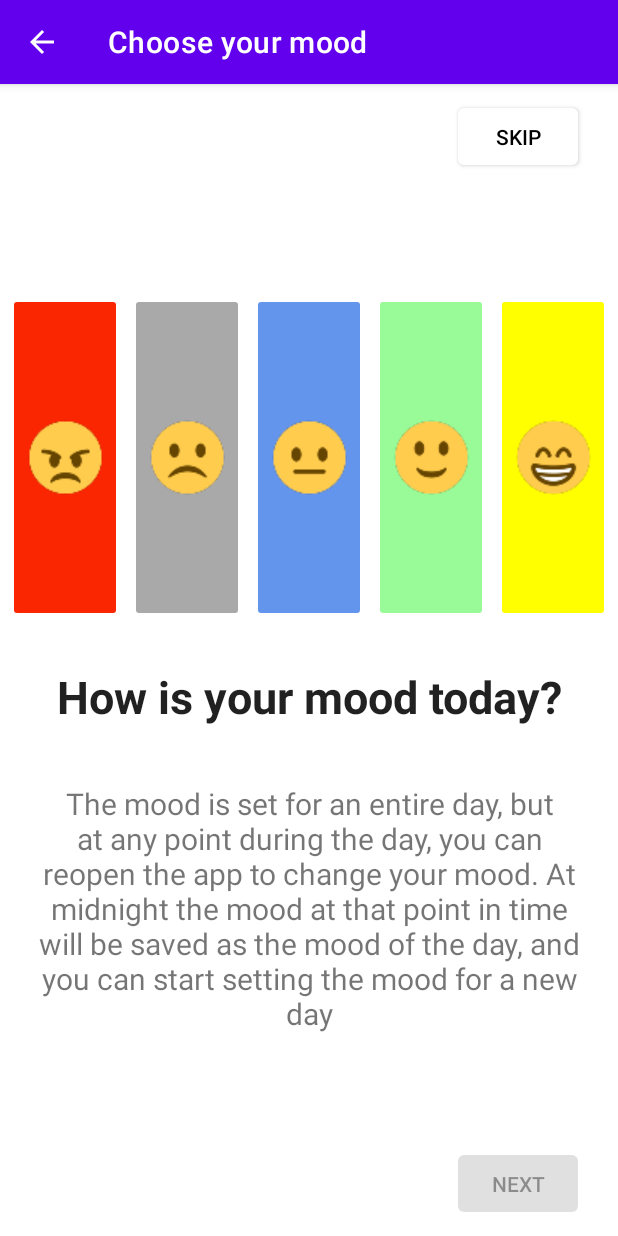
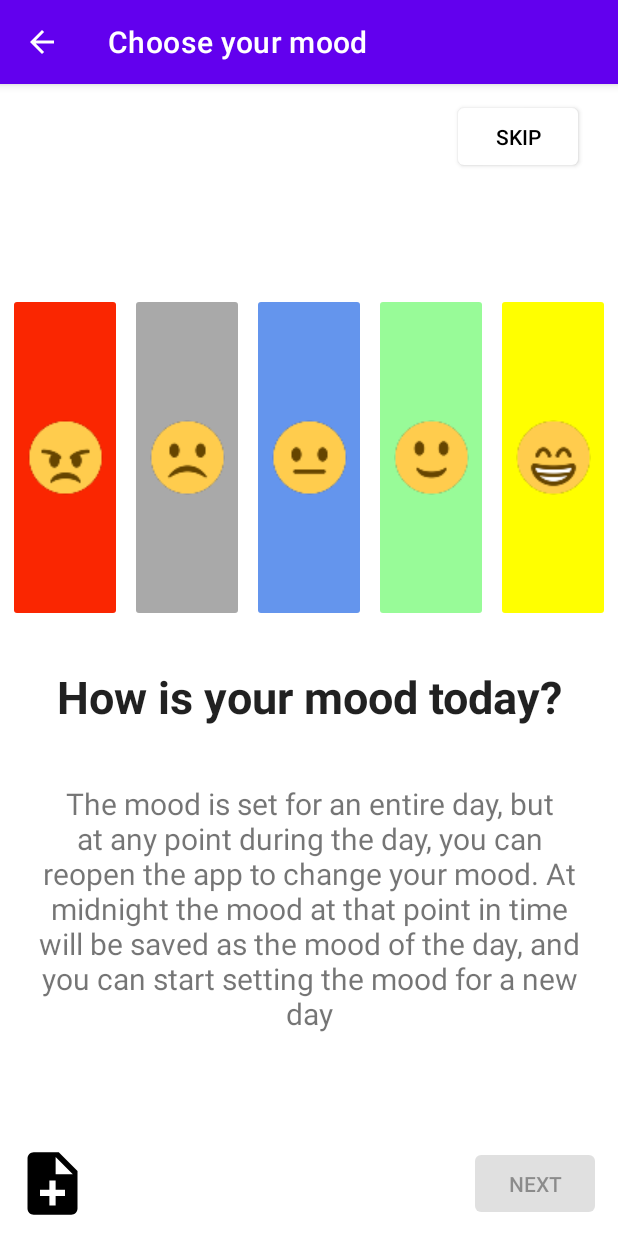
Before and after one commit to Sushil-Kumar1999/MoodTracker, an Android app: the CreateEntryActivity screen opened directly, with no data from a screen before it, on a phone screen of 412 x 824 dp. Run offline under Robolectric (Android 15) with nearby library versions, the phone set to English and light mode, and no system bars; our stand-ins replace Room's generated code.

Commit message:
add note in entry creation process

```diff
--- a/app/src/main/java/com/example/moodtracker/CreateEntryActivity.java
+++ b/app/src/main/java/com/example/moodtracker/CreateEntryActivity.java
@@ -1,8 +1,11 @@
 package com.example.moodtracker;
 
+import androidx.appcompat.app.AlertDialog;
 import androidx.appcompat.app.AppCompatActivity;
 import androidx.appcompat.widget.SwitchCompat;
 import androidx.lifecycle.ViewModelProvider;
+
+import android.content.DialogInterface;
 import android.content.Intent;
 import android.os.Bundle;
 import android.util.Log;
@@ -20,6 +23,8 @@ public class CreateEntryActivity extends AppCompatActivity {
 
     private ImageButton selectedButton;
     private Button nextButton;
+    private EditText noteEditText;
+    private AlertDialog noteDialog;
 
     private SwitchCompat breakfastSwitch;
     private SwitchCompat lunchSwitch;
@@ -36,6 +41,18 @@ public class CreateEntryActivity extends AppCompatActivity {
         newEntry = new Entry();
         entryViewModel = new ViewModelProvider(this).get(EntryViewModel.class);
         nextButton = findViewById(R.id.button_next);
+
+        noteEditText = new EditText(this);
+        noteDialog = new AlertDialog.Builder(this)
+                .setTitle("Add Note")
+                .setMessage("Add an optional note to give context to your mood")
+                .setView(noteEditText)
+                .setPositiveButton("OK", (dialogInterface, i) -> {
+                    newEntry.setNote(noteEditText.getText().toString());
+                })
+                .setNegativeButton("Cancel", null)
+                .create();
+
     }
 
     public void angryMoodSelected(View view) {
@@ -125,6 +142,10 @@ public class CreateEntryActivity extends AppCompatActivity {
         startActivity(intent);
     }
 
+    public void openNoteDialog(View view) {
+        noteDialog.show();
+    }
+
     private void logEntry() {
         Log.d("Mood", "mood " + newEntry.getMood().toString());
         Log.d("Appetite", "breakfast " + newEntry.isHadBreakfast());
--- a/app/src/main/res/layout/choose_mood.xml
+++ b/app/src/main/res/layout/choose_mood.xml
@@ -110,21 +110,31 @@
         android:gravity="center_horizontal"
         android:textAlignment="gravity"/>
 
-    <FrameLayout
+    <RelativeLayout
         android:layout_width="match_parent"
-        android:layout_height="60dp">
+        android:layout_height="wrap_content"
+        android:layout_marginBottom="10dp">
+
+        <ImageView
+            android:layout_width="wrap_content"
+            android:layout_height="wrap_content"
+            android:layout_alignParentStart="true"
+            android:layout_alignParentLeft="true"
+            android:layout_marginLeft="10dp"
+            android:src="@drawable/ic_note_add"
+            android:onClick="openNoteDialog"/>
 
         <Button
             android:id="@+id/button_next"
             android:layout_width="80dp"
             android:layout_height="50dp"
-            android:layout_marginStart="305dp"
-            android:layout_marginLeft="305dp"
-            android:layout_marginBottom="10dp"
+            android:layout_alignParentRight="true"
+            android:layout_alignParentEnd="true"
+            android:layout_marginRight="15dp"
             android:text="Next"
             android:textAppearance="@style/TextAppearance.AppCompat.Button"
             android:enabled="false"
             android:onClick="gotToAppetiteView"/>
-    </FrameLayout>
+    </RelativeLayout>
 
 </LinearLayout>
```
